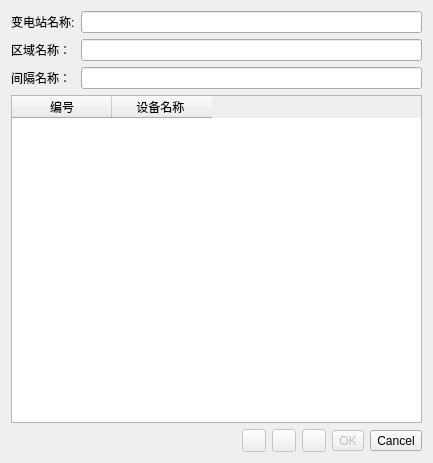
Before: the Qt Designer form qCC/ui_templates/labelDeviceDlg.ui in ShineSea/CloudCompare, drawn with Qt 5.
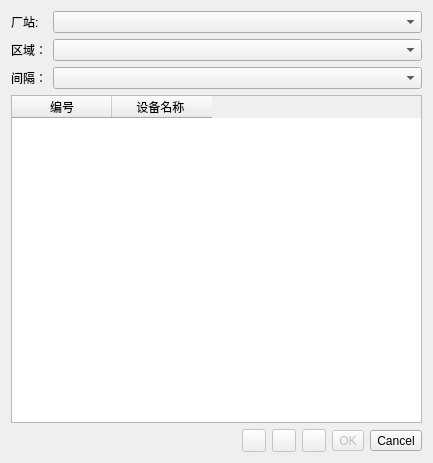
After: the same form once the commit is applied. Icons and pictures are not drawn.

Commit message: 标注柜面改为选择厂站、区域、间隔

What changed in the file:
```diff
--- a/qCC/ui_templates/labelDeviceDlg.ui
+++ b/qCC/ui_templates/labelDeviceDlg.ui
@@ -20,43 +20,21 @@
    <string>Segmentation</string>
   </property>
   <layout class="QGridLayout" name="gridLayout">
-   <item row="0" column="0">
-    <widget class="QLabel" name="label_3">
-     <property name="sizePolicy">
-      <sizepolicy hsizetype="Preferred" vsizetype="Preferred">
-       <horstretch>0</horstretch>
-       <verstretch>0</verstretch>
-      </sizepolicy>
-     </property>
-     <property name="text">
-      <string>变电站名称:</string>
-     </property>
-    </widget>
-   </item>
-   <item row="0" column="1">
-    <widget class="QLineEdit" name="lineEdit_2"/>
-   </item>
-   <item row="1" column="0">
-    <widget class="QLabel" name="label_4">
-     <property name="text">
-      <string>区域名称：</string>
-     </property>
-    </widget>
-   </item>
-   <item row="1" column="1">
-    <widget class="QLineEdit" name="lineEdit_3"/>
-   </item>
-   <item row="2" column="0">
+   <item row="3" column="0">
     <widget class="QLabel" name="label_2">
      <property name="text">
-      <string>间隔名称：</string>
+      <string>间隔：</string>
      </property>
     </widget>
    </item>
-   <item row="2" column="1">
-    <widget class="QLineEdit" name="lineEditIntervalName"/>
+   <item row="2" column="0">
+    <widget class="QLabel" name="label_4">
+     <property name="text">
+      <string>区域：</string>
+     </property>
+    </widget>
    </item>
-   <item row="3" column="0" colspan="2">
+   <item row="4" column="0" colspan="2">
     <widget class="QTableWidget" name="tableDeviceInfo">
      <column>
       <property name="text">
@@ -70,7 +48,7 @@
      </column>
     </widget>
    </item>
-   <item row="4" column="0" colspan="2">
+   <item row="5" column="0" colspan="2">
     <layout class="QHBoxLayout" name="horizontalLayout">
      <item>
       <spacer name="horizontalSpacer">
@@ -175,6 +153,35 @@
      </item>
     </layout>
    </item>
+   <item row="0" column="0">
+    <widget class="QLabel" name="label_3">
+     <property name="sizePolicy">
+      <sizepolicy hsizetype="Preferred" vsizetype="Preferred">
+       <horstretch>0</horstretch>
+       <verstretch>0</verstretch>
+      </sizepolicy>
+     </property>
+     <property name="text">
+      <string>厂站:</string>
+     </property>
+    </widget>
+   </item>
+   <item row="0" column="1">
+    <widget class="QComboBox" name="comboBoxFactory">
+     <property name="sizePolicy">
+      <sizepolicy hsizetype="Expanding" vsizetype="Fixed">
+       <horstretch>0</horstretch>
+       <verstretch>0</verstretch>
+      </sizepolicy>
+     </property>
+    </widget>
+   </item>
+   <item row="3" column="1">
+    <widget class="QComboBox" name="comboBoxInterval"/>
+   </item>
+   <item row="2" column="1">
+    <widget class="QComboBox" name="comboBoxArea"/>
+   </item>
   </layout>
  </widget>
  <resources>
```
The commit also changes 6 other files.
